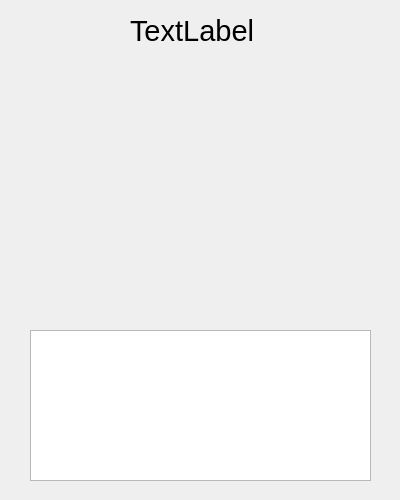
Above: data/actioncards/actioncard.ui from AsuraDiso/Dice-or-Die before the change. Below: the same form after it.
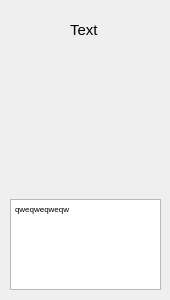
That is the form after the change. Icons and pictures are not drawn. Custom widgets are drawn as their Qt base class.

The edit to the form file:
```diff
--- a/data/actioncards/actioncard.ui
+++ b/data/actioncards/actioncard.ui
@@ -6,50 +6,68 @@
    <rect>
     <x>0</x>
     <y>0</y>
-    <width>400</width>
-    <height>500</height>
+    <width>170</width>
+    <height>300</height>
    </rect>
   </property>
   <property name="windowTitle">
    <string>Form</string>
   </property>
-  <widget class="Widget" name="gridWidget" native="true">
+  <widget class="TextEdit" name="textEdit">
    <property name="geometry">
     <rect>
-     <x>70</x>
-     <y>70</y>
-     <width>261</width>
-     <height>231</height>
+     <x>10</x>
+     <y>199</y>
+     <width>151</width>
+     <height>91</height>
     </rect>
    </property>
-   <layout class="QGridLayout" name="gridLayout"/>
-  </widget>
-  <widget class="QTextEdit" name="textEdit">
-   <property name="geometry">
-    <rect>
-     <x>30</x>
-     <y>330</y>
-     <width>341</width>
-     <height>151</height>
-    </rect>
+   <property name="html">
+    <string>&lt;!DOCTYPE HTML PUBLIC &quot;-//W3C//DTD HTML 4.0//EN&quot; &quot;http://www.w3.org/TR/REC-html40/strict.dtd&quot;&gt;
+&lt;html&gt;&lt;head&gt;&lt;meta name=&quot;qrichtext&quot; content=&quot;1&quot; /&gt;&lt;meta charset=&quot;utf-8&quot; /&gt;&lt;style type=&quot;text/css&quot;&gt;
+p, li { white-space: pre-wrap; }
+hr { height: 1px; border-width: 0; }
+li.unchecked::marker { content: &quot;\2610&quot;; }
+li.checked::marker { content: &quot;\2612&quot;; }
+&lt;/style&gt;&lt;/head&gt;&lt;body style=&quot; font-family:'Segoe UI'; font-size:9pt; font-weight:400; font-style:normal;&quot;&gt;
+&lt;p style=&quot; margin-top:0px; margin-bottom:0px; margin-left:0px; margin-right:0px; -qt-block-indent:0; text-indent:0px;&quot;&gt;&lt;span style=&quot; font-size:6pt;&quot;&gt;qweqweqweqw&lt;/span&gt;&lt;/p&gt;&lt;/body&gt;&lt;/html&gt;</string>
    </property>
   </widget>
   <widget class="TextImage" name="label">
    <property name="geometry">
     <rect>
-     <x>130</x>
-     <y>0</y>
-     <width>131</width>
-     <height>61</height>
+     <x>70</x>
+     <y>20</y>
+     <width>31</width>
+     <height>20</height>
     </rect>
    </property>
    <property name="font">
     <font>
-     <pointsize>22</pointsize>
+     <pointsize>11</pointsize>
     </font>
    </property>
    <property name="text">
-    <string>TextLabel</string>
+    <string>Text</string>
+   </property>
+  </widget>
+  <widget class="TextImage" name="label_2">
+   <property name="geometry">
+    <rect>
+     <x>60</x>
+     <y>80</y>
+     <width>51</width>
+     <height>51</height>
+    </rect>
+   </property>
+   <property name="text">
+    <string/>
+   </property>
+   <property name="pixmap">
+    <pixmap resource="../assets.qrc">:/assets/images/dice6.png</pixmap>
+   </property>
+   <property name="scaledContents">
+    <bool>true</bool>
    </property>
   </widget>
  </widget>
@@ -60,10 +78,9 @@
    <header>data/widgets/textimage.h</header>
   </customwidget>
   <customwidget>
-   <class>Widget</class>
-   <extends>QWidget</extends>
-   <header>data/widgets/widget.h</header>
-   <container>1</container>
+   <class>TextEdit</class>
+   <extends>QTextEdit</extends>
+   <header location="global">data/widgets/textedit.h</header>
   </customwidget>
  </customwidgets>
  <resources/>
```
Left out of the diff: 4 changed lines with no effect on the pictures.
